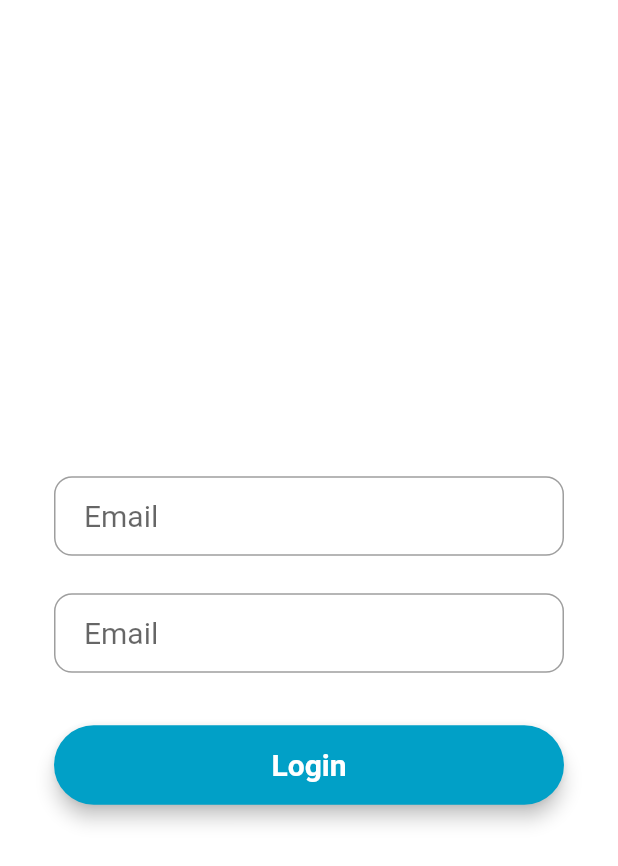
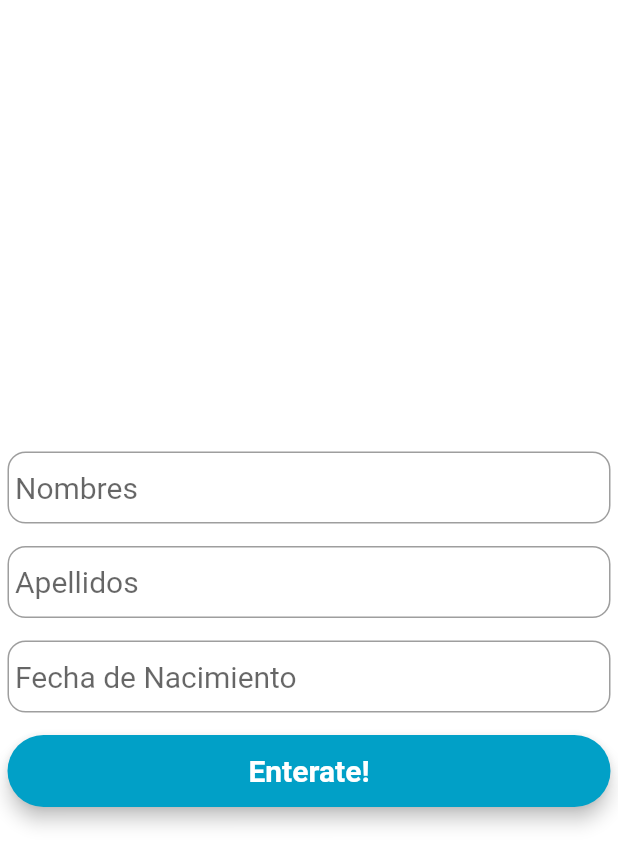
Before and after one commit to ealvan/Dart, a Flutter app: the screen it shows after launch, on a phone screen of 412 x 824 dp. Shown: the top 866 px of the screen. Run offline on Flutter 3.47's test engine with Material 2 defaults, Android fonts, the phone set to English and light mode, and no system bars; Roboto replaces fonts that are missing (Montserrat).

Commit message:
creando version 2.0 de edades

```diff
--- a/lib/main.dart
+++ b/lib/main.dart
@@ -27,11 +27,13 @@ class _MyHome extends State<MyHome> {
 
   Widget build(BuildContext context) {
     final myController_nombre = TextEditingController();
-    final myController_edad = TextEditingController();
+    final myController_apellidos = TextEditingController();
+    final myController_nacimiento = TextEditingController();
     void dispose() {
       // Clean up the controller when the widget is disposed.
       myController_nombre.dispose();
-      myController_edad.dispose();
+      myController_apellidos.dispose();
+      myController_nacimiento.dispose();
       super.dispose();
     }
 
@@ -39,17 +41,25 @@ class _MyHome extends State<MyHome> {
         controller: myController_nombre,
         style: style,
         decoration: InputDecoration(
-          contentPadding: EdgeInsets.fromLTRB(20.0, 15.0, 20.0, 15.0),
-          hintText: "Email",
+          contentPadding: EdgeInsets.all(5.0),
+          hintText: "Nombres",
           border: OutlineInputBorder(borderRadius: BorderRadius.circular(12.0)),
         ));
 
-    final edad = TextField(
-        controller: myController_edad,
+    final apellidos = TextField(
+        controller: myController_apellidos,
         style: style,
         decoration: InputDecoration(
-          contentPadding: EdgeInsets.fromLTRB(20.0, 15.0, 20.0, 15.0),
-          hintText: "Email",
+          contentPadding: EdgeInsets.all(5.0),
+          hintText: "Apellidos",
+          border: OutlineInputBorder(borderRadius: BorderRadius.circular(12.0)),
+        ));
+    final fechaNacimiento = TextField(
+        controller: myController_nacimiento,
+        style: style,
+        decoration: InputDecoration(
+          contentPadding: EdgeInsets.all(5.0),
+          hintText: "Fecha de Nacimiento",
           border: OutlineInputBorder(borderRadius: BorderRadius.circular(12.0)),
         ));
 
@@ -59,7 +69,7 @@ class _MyHome extends State<MyHome> {
       color: Color(0xff01A0C7),
       child: MaterialButton(
         minWidth: MediaQuery.of(context).size.width,
-        padding: EdgeInsets.fromLTRB(20.0, 15.0, 20.0, 15.0),
+        padding: EdgeInsets.all(5.0),
         onPressed: () {
           return showDialog(
             context: context,
@@ -67,13 +77,14 @@ class _MyHome extends State<MyHome> {
               return AlertDialog(
                 // Retrieve the text the user has entered by using the
                 // TextEditingController.
-                content: Text(
-                    myController_nombre.text + "<-->" + myController_edad.text),
+                content: Text(myController_nombre.text +
+                    "<-->" +
+                    myController_apellidos.text),
               );
             },
           );
         },
-        child: Text("Login",
+        child: Text("Enterate!",
             textAlign: TextAlign.center,
             style: style.copyWith(
                 color: Colors.white, fontWeight: FontWeight.bold)),
@@ -84,22 +95,23 @@ class _MyHome extends State<MyHome> {
         child: Container(
           color: Colors.white,
           child: Padding(
-            padding: const EdgeInsets.all(36.0),
+            padding: const EdgeInsets.all(5.0),
             child: Column(
               crossAxisAlignment: CrossAxisAlignment.center,
               mainAxisAlignment: MainAxisAlignment.center,
               children: <Widget>[
-                SizedBox(height: 45.0),
+                SizedBox(height: 15.0),
                 nombre,
-                SizedBox(height: 25.0),
-                edad,
-                SizedBox(
-                  height: 35.0,
-                ),
-                loginButon,
+                SizedBox(height: 15.0),
+                apellidos,
                 SizedBox(
                   height: 15.0,
                 ),
+                fechaNacimiento,
+                SizedBox(
+                  height: 15.0,
+                ),
+                loginButon,
               ],
             ),
           ),
```
